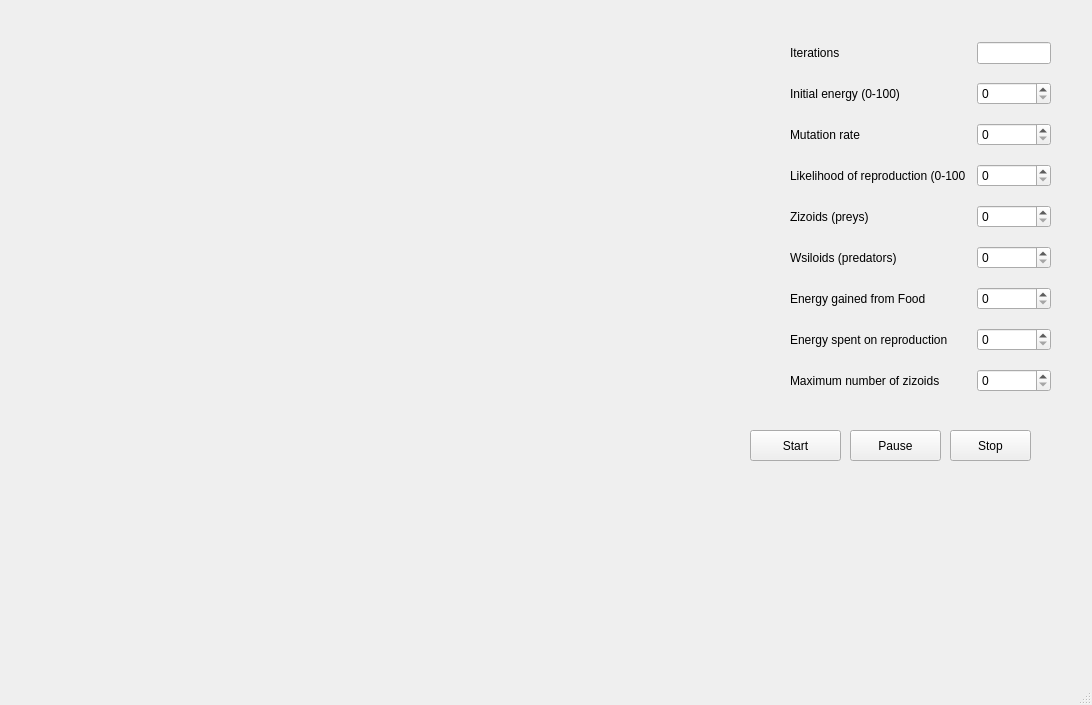
Qt form ui/gui.ui (rnribeiro/ALife_NOVAIMS) before a commit.
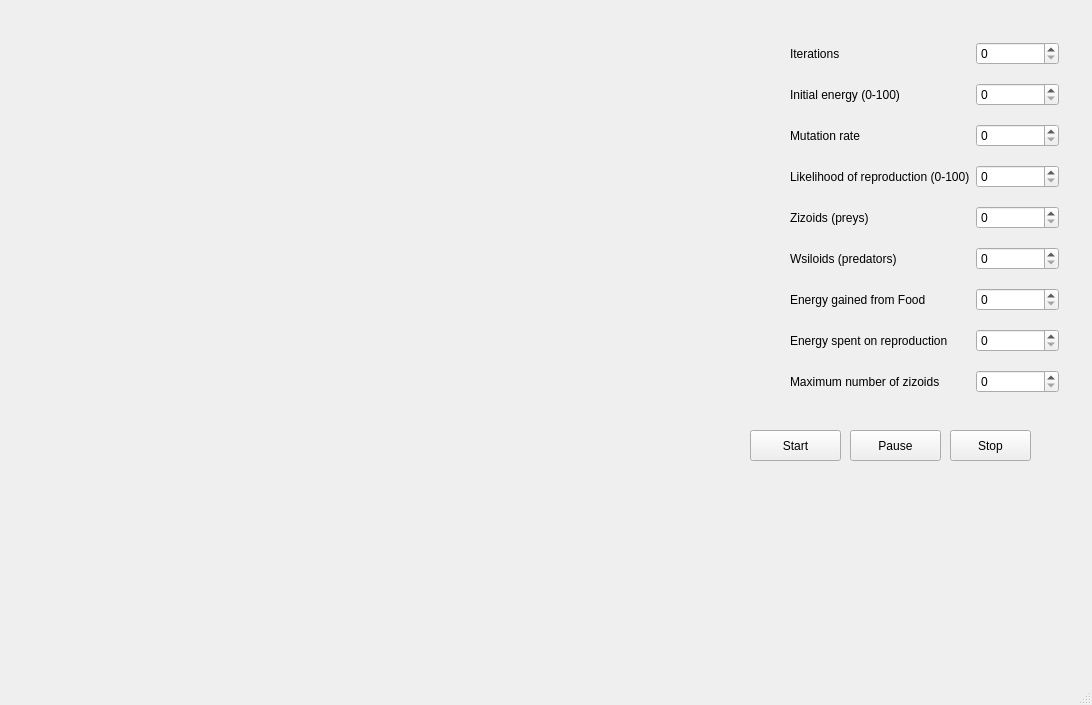
The same form after that commit.

```diff
--- a/ui/gui.ui
+++ b/ui/gui.ui
@@ -58,7 +58,7 @@
      <rect>
       <x>790</x>
       <y>30</y>
-      <width>261</width>
+      <width>269</width>
       <height>381</height>
      </rect>
     </property>
@@ -66,24 +66,42 @@
      <property name="sizeConstraint">
       <enum>QLayout::SetNoConstraint</enum>
      </property>
-     <item row="3" column="2">
-      <widget class="QSpinBox" name="likelihood_repro_sb">
-       <property name="maximum">
-        <number>100</number>
+     <item row="4" column="0">
+      <widget class="QLabel" name="label_7">
+       <property name="text">
+        <string>Likelihood of reproduction (0-100)</string>
        </property>
       </widget>
      </item>
-     <item row="2" column="2">
-      <widget class="QSpinBox" name="mutation_rate_sb"/>
+     <item row="3" column="0">
+      <widget class="QLabel" name="label_6">
+       <property name="text">
+        <string>Mutation rate</string>
+       </property>
+      </widget>
      </item>
-     <item row="5" column="2">
-      <widget class="QSpinBox" name="prey_sb">
+     <item row="2" column="0">
+      <widget class="QLabel" name="label_2">
+       <property name="text">
+        <string>Initial energy (0-100)</string>
+       </property>
+      </widget>
+     </item>
+     <item row="10" column="0">
+      <widget class="QLabel" name="label_8">
+       <property name="text">
+        <string>Maximum number of zizoids</string>
+       </property>
+      </widget>
+     </item>
+     <item row="10" column="1">
+      <widget class="QSpinBox" name="max_preys_sb">
        <property name="maximum">
         <number>60</number>
        </property>
       </widget>
      </item>
-     <item row="6" column="2">
+     <item row="7" column="1">
       <widget class="QSpinBox" name="predator_sb">
        <property name="minimumSize">
         <size>
@@ -102,14 +120,14 @@
        </property>
       </widget>
      </item>
-     <item row="8" column="0">
+     <item row="9" column="0">
       <widget class="QLabel" name="label_11">
        <property name="text">
         <string>Energy spent on reproduction</string>
        </property>
       </widget>
      </item>
-     <item row="8" column="2">
+     <item row="9" column="1">
       <widget class="QSpinBox" name="repro_energy_sb">
        <property name="maximum">
         <number>100</number>
@@ -117,27 +135,27 @@
       </widget>
      </item>
      <item row="7" column="0">
-      <widget class="QLabel" name="label_5">
-       <property name="text">
-        <string>Energy gained from Food</string>
-       </property>
-      </widget>
-     </item>
-     <item row="6" column="0">
       <widget class="QLabel" name="label_4">
        <property name="text">
         <string>Wsiloids (predators)</string>
        </property>
       </widget>
      </item>
-     <item row="5" column="0">
+     <item row="6" column="0">
       <widget class="QLabel" name="label_3">
        <property name="text">
         <string>Zizoids (preys)</string>
        </property>
       </widget>
      </item>
-     <item row="7" column="2">
+     <item row="8" column="0">
+      <widget class="QLabel" name="label_5">
+       <property name="text">
+        <string>Energy gained from Food</string>
+       </property>
+      </widget>
+     </item>
+     <item row="8" column="1">
       <widget class="QSpinBox" name="food_energy_db">
        <property name="maximum">
         <number>100</number>
@@ -145,67 +163,40 @@
       </widget>
      </item>
      <item row="6" column="1">
-      <spacer name="horizontalSpacer">
-       <property name="orientation">
-        <enum>Qt::Horizontal</enum>
+      <widget class="QSpinBox" name="prey_sb">
+       <property name="maximum">
+        <number>60</number>
        </property>
-       <property name="sizeHint" stdset="0">
-        <size>
-         <width>40</width>
-         <height>20</height>
-        </size>
-       </property>
-      </spacer>
+      </widget>
      </item>
-     <item row="0" column="2">
-      <widget class="QLineEdit" name="iterations_edit"/>
-     </item>
-     <item row="1" column="2">
-      <widget class="QSpinBox" name="initial_energy_sb">
+     <item row="1" column="1">
+      <widget class="QSpinBox" name="iterations_sb">
        <property name="maximum">
         <number>100</number>
        </property>
       </widget>
      </item>
      <item row="1" column="0">
-      <widget class="QLabel" name="label_2">
-       <property name="text">
-        <string>Initial energy (0-100)</string>
-       </property>
-      </widget>
-     </item>
-     <item row="0" column="0">
       <widget class="QLabel" name="label">
        <property name="text">
         <string>Iterations</string>
        </property>
       </widget>
      </item>
-     <item row="3" column="0">
-      <widget class="QLabel" name="label_7">
-       <property name="text">
-        <string>Likelihood of reproduction (0-100</string>
-       </property>
-      </widget>
+     <item row="3" column="1">
+      <widget class="QSpinBox" name="mutation_rate_sb"/>
      </item>
-     <item row="2" column="0">
-      <widget class="QLabel" name="label_6">
-       <property name="text">
-        <string>Mutation rate</string>
+     <item row="4" column="1">
+      <widget class="QSpinBox" name="likelihood_repro_sb">
+       <property name="maximum">
+        <number>100</number>
        </property>
       </widget>
      </item>
-     <item row="9" column="0">
-      <widget class="QLabel" name="label_8">
-       <property name="text">
-        <string>Maximum number of zizoids</string>
-       </property>
-      </widget>
-     </item>
-     <item row="9" column="2">
-      <widget class="QSpinBox" name="max_preys_sb">
+     <item row="2" column="1">
+      <widget class="QSpinBox" name="initial_energy_sb">
        <property name="maximum">
-        <number>60</number>
+        <number>100</number>
        </property>
       </widget>
      </item>
```
